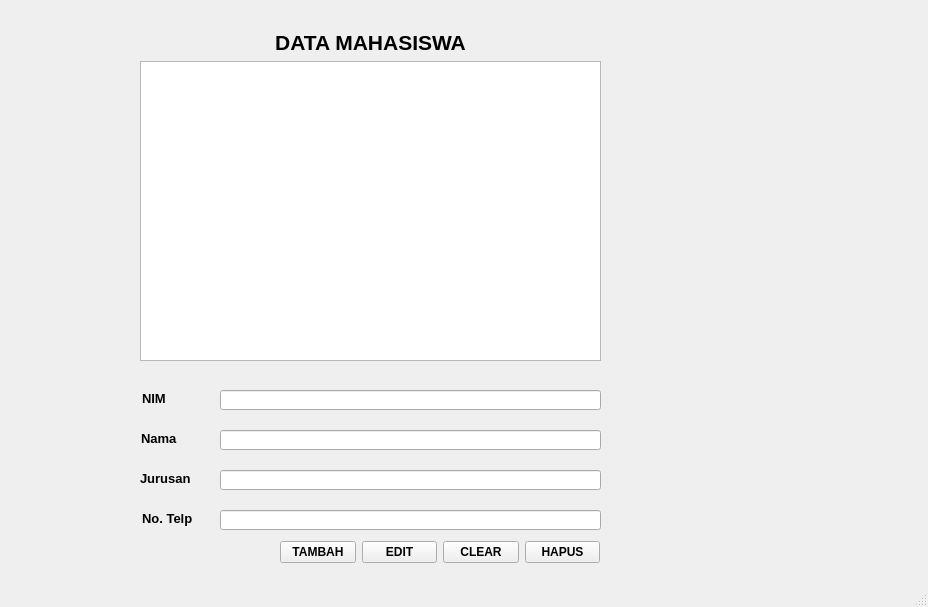
This is TugasGUI/UTSGui/Nomer 1/dataMahasiswa.ui in rifqicharisma/TugasGUI_19104031_Rifqi-Alfinnur as Qt 5 draws it before an edit. The edited form follows.
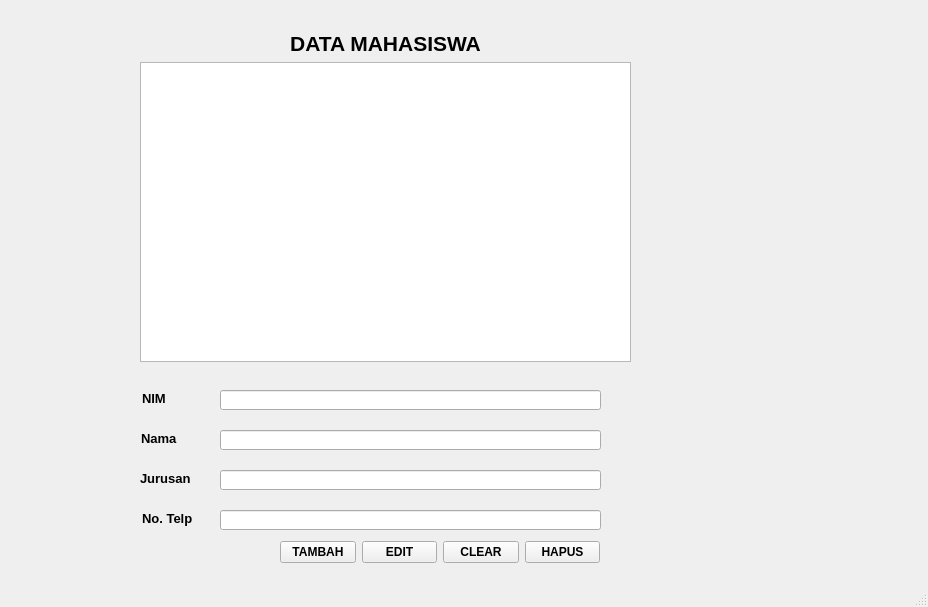
This is the edited form.

Diff of the .ui file:
```diff
--- a/TugasGUI/UTSGui/Nomer 1/dataMahasiswa.ui
+++ b/TugasGUI/UTSGui/Nomer 1/dataMahasiswa.ui
@@ -134,38 +134,6 @@
      </rect>
     </property>
    </widget>
-   <widget class="QWidget" name="layoutWidget">
-    <property name="geometry">
-     <rect>
-      <x>140</x>
-      <y>30</y>
-      <width>461</width>
-      <height>331</height>
-     </rect>
-    </property>
-    <layout class="QVBoxLayout" name="verticalLayout">
-     <item>
-      <widget class="QLabel" name="label">
-       <property name="font">
-        <font>
-         <pointsize>16</pointsize>
-         <weight>75</weight>
-         <bold>true</bold>
-        </font>
-       </property>
-       <property name="text">
-        <string>DATA MAHASISWA</string>
-       </property>
-       <property name="alignment">
-        <set>Qt::AlignCenter</set>
-       </property>
-      </widget>
-     </item>
-     <item>
-      <widget class="QTextEdit" name="hasil"/>
-     </item>
-    </layout>
-   </widget>
    <widget class="QWidget" name="layoutWidget">
     <property name="geometry">
      <rect>
@@ -230,6 +198,38 @@
      </item>
     </layout>
    </widget>
+   <widget class="QWidget" name="">
+    <property name="geometry">
+     <rect>
+      <x>140</x>
+      <y>31</y>
+      <width>491</width>
+      <height>331</height>
+     </rect>
+    </property>
+    <layout class="QVBoxLayout" name="verticalLayout">
+     <item>
+      <widget class="QLabel" name="label">
+       <property name="font">
+        <font>
+         <pointsize>16</pointsize>
+         <weight>75</weight>
+         <bold>true</bold>
+        </font>
+       </property>
+       <property name="text">
+        <string>DATA MAHASISWA</string>
+       </property>
+       <property name="alignment">
+        <set>Qt::AlignCenter</set>
+       </property>
+      </widget>
+     </item>
+     <item>
+      <widget class="QListWidget" name="hasil"/>
+     </item>
+    </layout>
+   </widget>
   </widget>
   <widget class="QMenuBar" name="menubar">
    <property name="geometry">
```
Left out of the diff: 19 changed lines with no effect on the pictures.
